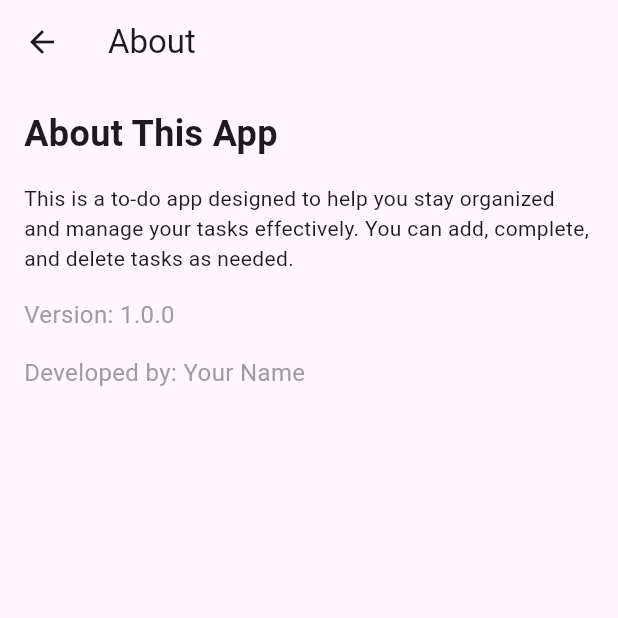
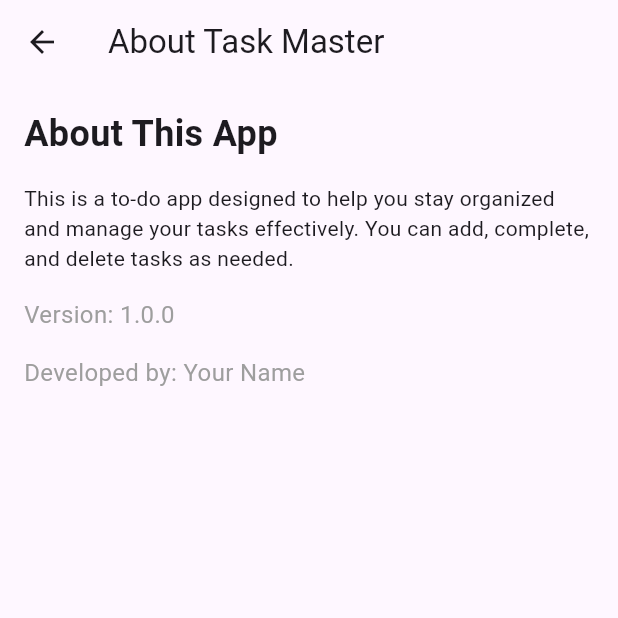
Before and after one commit to paulmagadi/PLP, a Flutter app: the AboutPage screen opened directly, on a phone screen of 412 x 824 dp, the top half of it. Run offline on Flutter 3.47's test engine with Material 3 defaults, Android fonts, the phone set to English and light mode, and no system bars.

Commit message:
modified:   DART-and FLUTTER-HACKATHON-2/to_do_app/lib/screens/about.dart

```diff
--- a/DART-and FLUTTER-HACKATHON-2/to_do_app/lib/screens/about.dart
+++ b/DART-and FLUTTER-HACKATHON-2/to_do_app/lib/screens/about.dart
@@ -5,29 +5,29 @@ class AboutPage extends StatelessWidget {
   Widget build(BuildContext context) {
     return Scaffold(
       appBar: AppBar(
-        title: const Text('About'),
+        title: const Text('About Task Master'),
       ),
-      body: Padding(
-        padding: const EdgeInsets.all(16.0),
+      body: const Padding(
+        padding:  EdgeInsets.all(16.0),
         child: Column(
           crossAxisAlignment: CrossAxisAlignment.start,
           children: [
-            const Text(
+             Text(
               'About This App',
               style: TextStyle(fontSize: 24, fontWeight: FontWeight.bold),
             ),
-            const SizedBox(height: 16),
-            const Text(
+             SizedBox(height: 16),
+             Text(
               'This is a to-do app designed to help you stay organized and manage your tasks effectively. '
               'You can add, complete, and delete tasks as needed.',
             ),
-            const SizedBox(height: 16),
-            const Text(
+             SizedBox(height: 16),
+             Text(
               'Version: 1.0.0',
               style: TextStyle(fontSize: 16, color: Colors.grey),
             ),
-            const SizedBox(height: 16),
-            const Text(
+             SizedBox(height: 16),
+             Text(
               'Developed by: Your Name',
               style: TextStyle(fontSize: 16, color: Colors.grey),
             ),
```
